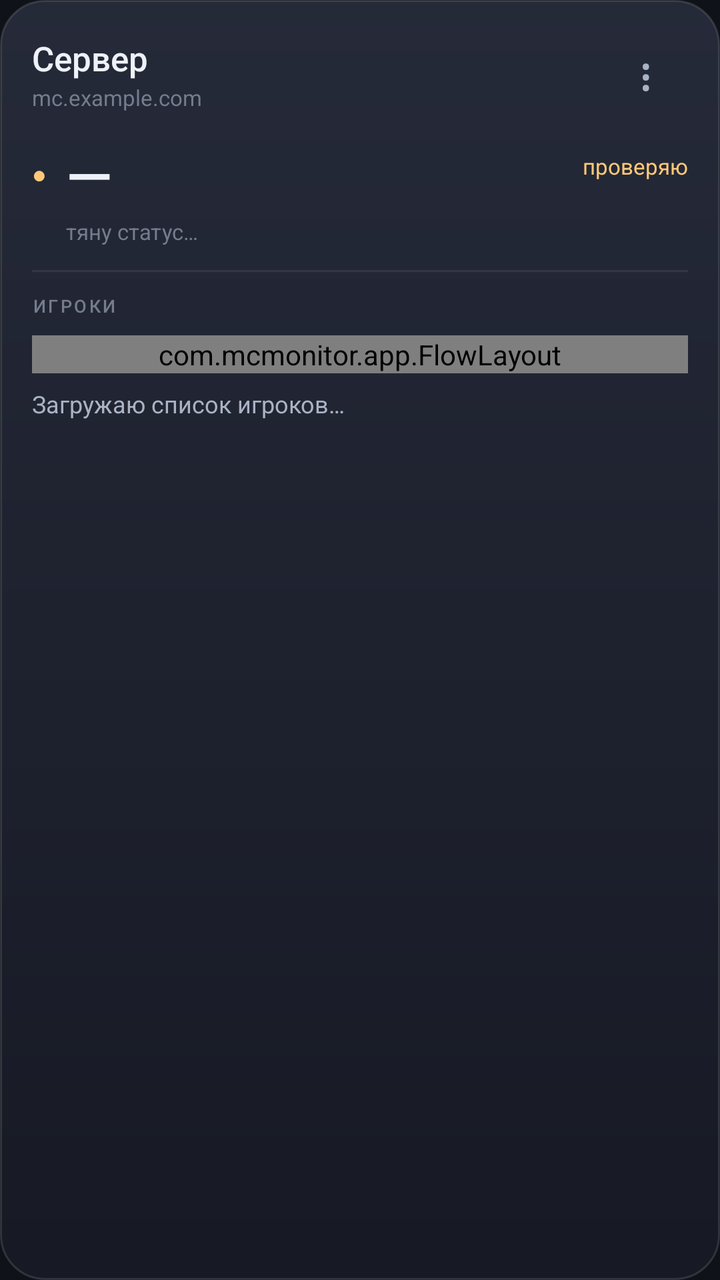
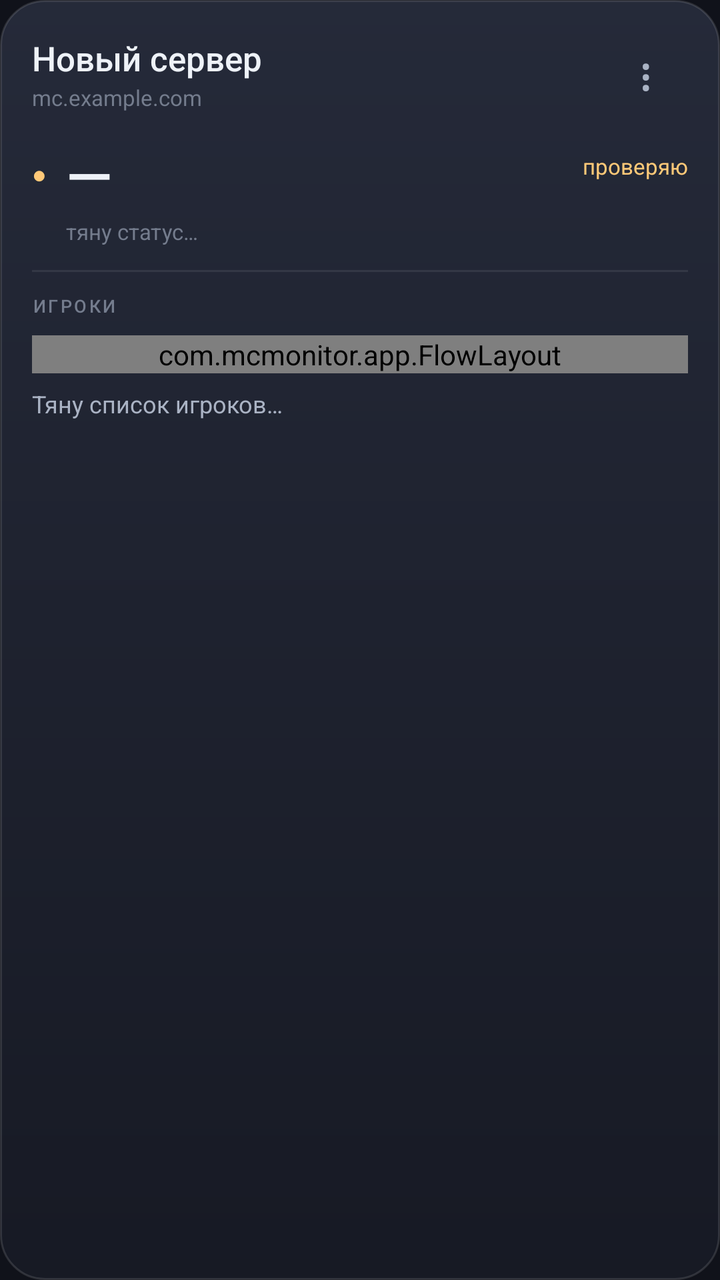

An Android layout rendered at two revisions. The XML below is the earlier revision; the diff shows what the commit changed to produce the second picture.
<!-- AndroidManifest.xml: application theme AppTheme -->
<!-- res/layout/item_server.xml -->
<?xml version="1.0" encoding="utf-8"?>
<LinearLayout xmlns:android="http://schemas.android.com/apk/res/android"
    android:layout_width="match_parent"
    android:layout_height="wrap_content"
    android:layout_marginBottom="12dp"
    android:background="@drawable/bg_card"
    android:orientation="vertical"
    android:padding="16dp">

    <LinearLayout
        android:layout_width="match_parent"
        android:layout_height="wrap_content"
        android:gravity="center_vertical"
        android:orientation="horizontal">

        <ImageView
            android:id="@+id/serverIcon"
            android:layout_width="38dp"
            android:layout_height="38dp"
            android:layout_marginEnd="10dp"
            android:background="@drawable/bg_server_icon"
            android:clipToOutline="true"
            android:contentDescription="Иконка сервера"
            android:scaleType="centerCrop"
            android:visibility="gone" />

        <LinearLayout
            android:layout_width="0dp"
            android:layout_height="wrap_content"
            android:layout_weight="1"
            android:orientation="vertical">

            <TextView
                android:id="@+id/serverName"
                android:layout_width="match_parent"
                android:layout_height="wrap_content"
                android:ellipsize="end"
                android:fontFamily="sans-serif-medium"
                android:maxLines="1"
                android:text="Сервер"
                android:textColor="@color/text"
                android:textSize="17sp" />

            <TextView
                android:id="@+id/serverAddress"
                android:layout_width="match_parent"
                android:layout_height="wrap_content"
                android:layout_marginTop="1dp"
                android:ellipsize="end"
                android:maxLines="1"
                android:text="mc.example.com"
                android:textColor="@color/dim"
                android:textSize="11sp" />
        </LinearLayout>

        <TextView
            android:id="@+id/moreButton"
            android:layout_width="42dp"
            android:layout_height="42dp"
            android:layout_marginStart="2dp"
            android:background="?android:attr/selectableItemBackgroundBorderless"
            android:clickable="true"
            android:contentDescription="Меню сервера"
            android:focusable="true"
            android:fontFamily="sans-serif-medium"
            android:gravity="center"
            android:text="⋮"
            android:textColor="@color/soft"
            android:textSize="22sp" />
    </LinearLayout>

    <LinearLayout
        android:layout_width="match_parent"
        android:layout_height="wrap_content"
        android:layout_marginTop="9dp"
        android:gravity="center_vertical"
        android:orientation="horizontal">

        <TextView
            android:id="@+id/statusDot"
            android:layout_width="17dp"
            android:layout_height="wrap_content"
            android:text="●"
            android:textColor="@color/amber"
            android:textSize="12sp" />

        <TextView
            android:id="@+id/onlineCount"
            android:layout_width="wrap_content"
            android:layout_height="wrap_content"
            android:fontFamily="sans-serif-medium"
            android:text="—"
            android:textColor="@color/text"
            android:textSize="30sp" />

        <TextView
            android:id="@+id/maxSuffix"
            android:layout_width="wrap_content"
            android:layout_height="wrap_content"
            android:layout_marginStart="4dp"
            android:layout_marginBottom="3dp"
            android:text=""
            android:textColor="@color/dim"
            android:textSize="13sp" />

        <Space
            android:layout_width="0dp"
            android:layout_height="1dp"
            android:layout_weight="1" />

        <TextView
            android:id="@+id/statusLabel"
            android:layout_width="wrap_content"
            android:layout_height="wrap_content"
            android:layout_marginBottom="4dp"
            android:text="проверяю"
            android:textColor="@color/amber"
            android:textSize="11sp" />
    </LinearLayout>

    <TextView
        android:id="@+id/versionLine"
        android:layout_width="match_parent"
        android:layout_height="wrap_content"
        android:layout_marginStart="17dp"
        android:layout_marginTop="1dp"
        android:ellipsize="end"
        android:maxLines="1"
        android:text="тяну статус…"
        android:textColor="@color/dim"
        android:textSize="11sp" />

    <View
        android:layout_width="match_parent"
        android:layout_height="1dp"
        android:layout_marginTop="12dp"
        android:layout_marginBottom="10dp"
        android:background="#14FFFFFF" />

    <LinearLayout
        android:layout_width="match_parent"
        android:layout_height="wrap_content"
        android:gravity="center_vertical"
        android:orientation="horizontal">

        <TextView
            android:id="@+id/playersLabel"
            android:layout_width="0dp"
            android:layout_height="wrap_content"
            android:layout_weight="1"
            android:fontFamily="sans-serif-medium"
            android:letterSpacing="0.13"
            android:text="ИГРОКИ"
            android:textColor="@color/dim"
            android:textSize="9sp" />

        <TextView
            android:id="@+id/playersHint"
            android:layout_width="wrap_content"
            android:layout_height="wrap_content"
            android:text=""
            android:textColor="@color/dim"
            android:textSize="10sp" />
    </LinearLayout>

    <com.mcmonitor.app.FlowLayout
        android:id="@+id/playersFlow"
        android:layout_width="match_parent"
        android:layout_height="wrap_content"
        android:layout_marginTop="8dp" />

    <TextView
        android:id="@+id/playersEmpty"
        android:layout_width="match_parent"
        android:layout_height="wrap_content"
        android:layout_marginTop="7dp"
        android:text="Загружаю список игроков…"
        android:textColor="@color/soft"
        android:textSize="12sp" />
</LinearLayout>
<!-- resources referenced by this layout -->
<resources>
  <color name="amber">#FFC978</color>
  <color name="dim">#747C8D</color>
  <color name="soft">#AAB3C4</color>
  <color name="text">#EEF2F8</color>
  <!-- drawable bg_card (drawable) -->
  <?xml version="1.0" encoding="utf-8"?>
  <shape xmlns:android="http://schemas.android.com/apk/res/android"
      android:shape="rectangle">
      <gradient
          android:angle="270"
          android:endColor="#F2171A24"
          android:startColor="#F2262B3A" />
      <corners android:radius="22dp" />
      <stroke
          android:width="1dp"
          android:color="#1FFFFFFF" />
  </shape>
  <!-- drawable bg_server_icon (drawable) -->
  <?xml version="1.0" encoding="utf-8"?>
  <shape xmlns:android="http://schemas.android.com/apk/res/android"
      android:shape="rectangle">
      <solid android:color="#12FFFFFF" />
      <corners android:radius="10dp" />
      <stroke
          android:width="1dp"
          android:color="#1FFFFFFF" />
  </shape>
  <style name="AppTheme" parent="@android:style/Theme.Material.NoActionBar">
          <item name="android:windowBackground">@color/bg_top</item>
          <item name="android:colorAccent">@color/mint</item>
          <item name="android:buttonStyle">@style/AppButton</item>
          <item name="android:statusBarColor">@color/status_bar</item>
          <item name="android:navigationBarColor">@color/bg_top</item>
          <item name="android:windowLightStatusBar">false</item>
          <item name="android:windowActionModeOverlay">true</item>
          <item name="android:popupMenuStyle">@style/AppPopupMenu</item>
      </style>
  <color name="bg_top">#10121A</color>
  <color name="mint">#7EE0A3</color>
  <style name="AppButton" parent="@android:style/Widget.Material.Button">
          <item name="android:background">@drawable/bg_button</item>
          <item name="android:textColor">@color/text</item>
          <item name="android:textAllCaps">false</item>
          <item name="android:minHeight">48dp</item>
          <item name="android:insetTop">0dp</item>
          <item name="android:insetBottom">0dp</item>
          <item name="android:paddingStart">16dp</item>
          <item name="android:paddingEnd">16dp</item>
          <item name="android:fontFamily">sans-serif-medium</item>
      </style>
  <color name="status_bar">#FF454A52</color>
  <style name="AppPopupMenu" parent="@android:style/Widget.Material.PopupMenu">
          <item name="android:popupBackground">@drawable/bg_dialog</item>
          <item name="android:textColor">@color/text</item>
      </style>
  <!-- drawable bg_button (drawable) -->
  <?xml version="1.0" encoding="utf-8"?>
  <ripple xmlns:android="http://schemas.android.com/apk/res/android"
      android:color="@color/mint">
      <item>
          <shape android:shape="rectangle">
              <solid android:color="@color/bg_top" />
              <stroke
                  android:width="1dp"
                  android:color="@color/mint" />
              <corners android:radius="14dp" />
          </shape>
      </item>
  </ripple>
  <!-- drawable bg_dialog (drawable) -->
  <?xml version="1.0" encoding="utf-8"?>
  <shape xmlns:android="http://schemas.android.com/apk/res/android"
      android:shape="rectangle">
      <solid android:color="#1E222E" />
      <corners android:radius="22dp" />
      <stroke
          android:width="1dp"
          android:color="#26FFFFFF" />
  </shape>
</resources>

<!-- the commit's change to res/layout/item_server.xml (unified diff, before → after) -->
@@ -20,7 +20,7 @@
             android:layout_marginEnd="10dp"
             android:background="@drawable/bg_server_icon"
             android:clipToOutline="true"
-            android:contentDescription="Иконка сервера"
+            android:contentDescription="@string/server_icon_description"
             android:scaleType="centerCrop"
             android:visibility="gone" />
 
@@ -37,7 +37,7 @@
                 android:ellipsize="end"
                 android:fontFamily="sans-serif-medium"
                 android:maxLines="1"
-                android:text="Сервер"
+                android:text="@string/server_new_title"
                 android:textColor="@color/text"
                 android:textSize="17sp" />
 
@@ -60,7 +60,7 @@
             android:layout_marginStart="2dp"
             android:background="?android:attr/selectableItemBackgroundBorderless"
             android:clickable="true"
-            android:contentDescription="Меню сервера"
+            android:contentDescription="@string/server_menu_description"
             android:focusable="true"
             android:fontFamily="sans-serif-medium"
             android:gravity="center"
@@ -113,7 +113,7 @@
             android:layout_width="wrap_content"
             android:layout_height="wrap_content"
             android:layout_marginBottom="4dp"
-            android:text="проверяю"
+            android:text="@string/main_checking"
             android:textColor="@color/amber"
             android:textSize="11sp" />
     </LinearLayout>
@@ -126,7 +126,7 @@
         android:layout_marginTop="1dp"
         android:ellipsize="end"
         android:maxLines="1"
-        android:text="тяну статус…"
+        android:text="@string/main_loading_status"
         android:textColor="@color/dim"
         android:textSize="11sp" />
 
@@ -150,7 +150,7 @@
             android:layout_weight="1"
             android:fontFamily="sans-serif-medium"
             android:letterSpacing="0.13"
-            android:text="ИГРОКИ"
+            android:text="@string/widget_players_label"
             android:textColor="@color/dim"
             android:textSize="9sp" />
 
@@ -174,7 +174,7 @@
         android:layout_width="match_parent"
         android:layout_height="wrap_content"
         android:layout_marginTop="7dp"
-        android:text="Загружаю список игроков…"
+        android:text="@string/main_loading_players"
         android:textColor="@color/soft"
         android:textSize="12sp" />
 </LinearLayout>
<!-- resource entries referenced after the edit -->
@@ -27,6 +27,13 @@
           android:width="1dp"
           android:color="#1FFFFFFF" />
   </shape>
+  <string name="main_checking">проверяю</string>
+  <string name="main_loading_players">Тяну список игроков…</string>
+  <string name="main_loading_status">тяну статус…</string>
+  <string name="server_icon_description">Иконка сервера</string>
+  <string name="server_menu_description">Меню сервера</string>
+  <string name="server_new_title">Новый сервер</string>
+  <string name="widget_players_label">ИГРОКИ</string>
   <style name="AppTheme" parent="@android:style/Theme.Material.NoActionBar">
           <item name="android:windowBackground">@color/bg_top</item>
           <item name="android:colorAccent">@color/mint</item>
